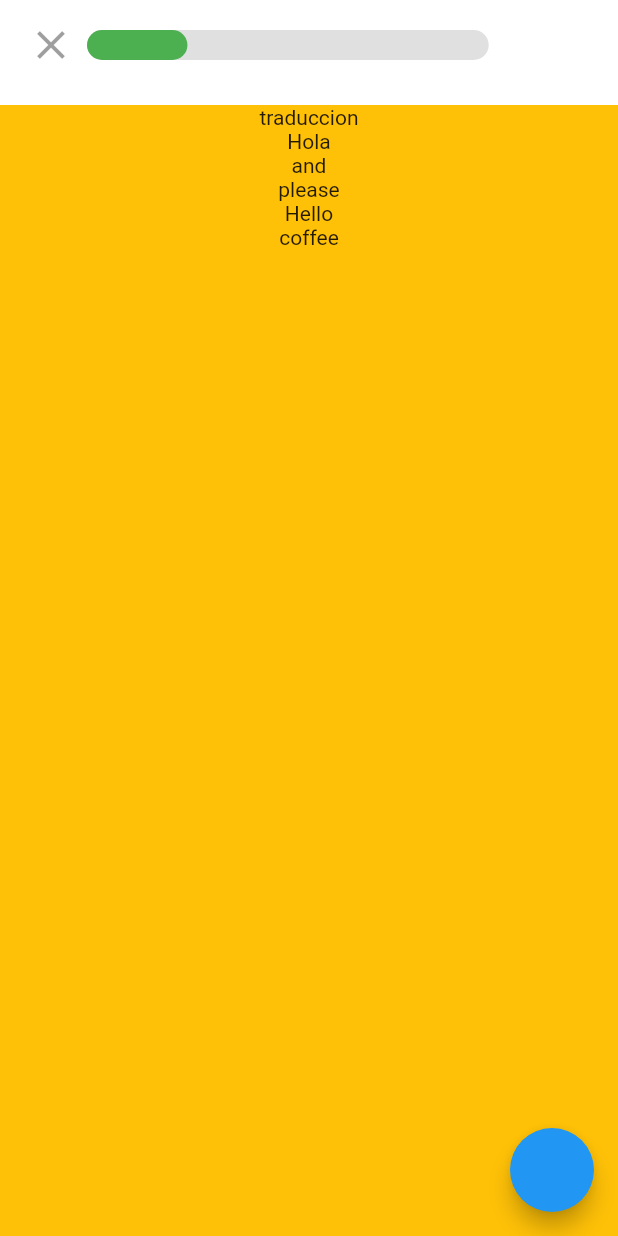
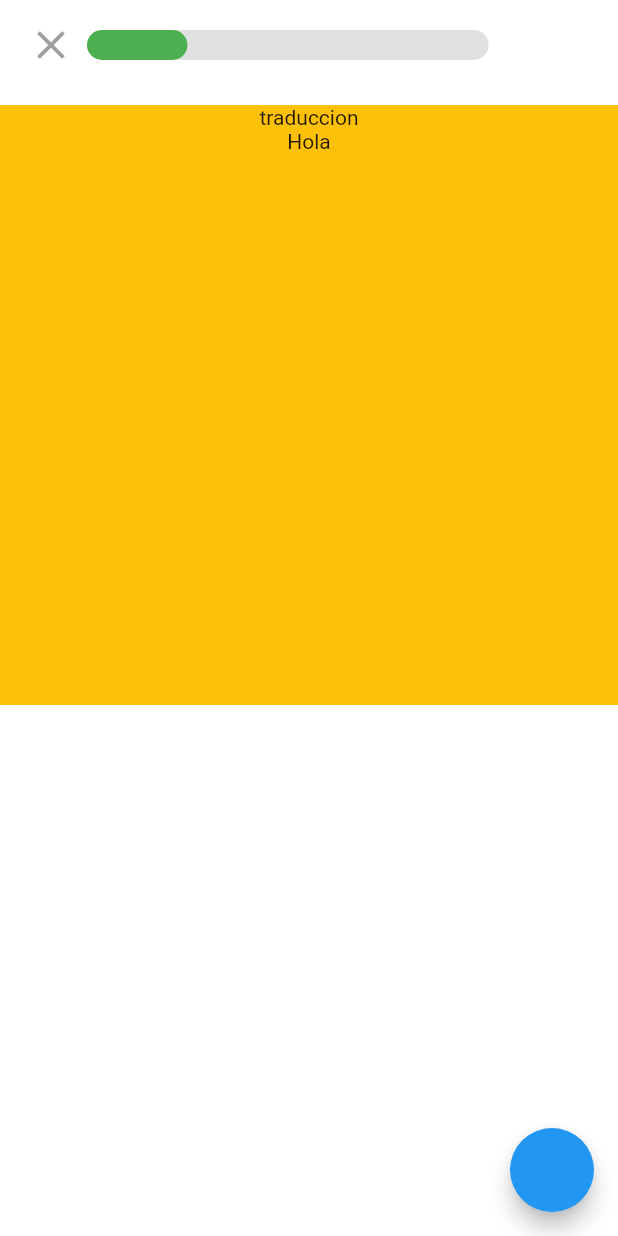
Before and after one commit to PACOdergod/duo2, a Flutter app: the screen it shows after launch, on a phone screen of 412 x 824 dp. Run offline on Flutter 3.47's test engine with Material 2 defaults, Android fonts, the phone set to English and light mode, and no system bars; our stand-ins replace get.

Commit message:
archivos acomodados para crear la transicion de quiz

```diff
--- a/lib/src/pages/lesson_page.dart
+++ b/lib/src/pages/lesson_page.dart
@@ -2,6 +2,7 @@
 import 'package:duo2/src/models/leccion_mode.dart';
 import 'package:duo2/src/pages/section_response.dart';
 import 'package:duo2/src/services/lesson_service.dart';
+import 'package:duo2/src/widgets/progress_bar.dart';
 import 'package:flutter/material.dart';
 
 import 'package:duo2/src/controllers/lesson_controller.dart';
@@ -48,12 +49,16 @@ class _LessonBodyState extends State<LessonBody> {
   Widget build(BuildContext context) {
 
     final lessonService = Provider.of<LessonService>(context);
-    var currentQuiz = lessonService.lesson.quizes[lessonService.currentIndex];
+    var quizes = lessonService.lesson.quizes;
+    var index = lessonService.currentIndex;
+
 
     return Scaffold(
 
       floatingActionButton: FloatingActionButton(
-        onPressed: ()=> lessonService.indexSig(),
+        onPressed: (){
+          lessonService.indexSig();
+        },
       ),
 
       body: Container(
@@ -79,17 +84,7 @@ class _LessonBodyState extends State<LessonBody> {
                       onPressed: null,
                     ),
 
-                    //TODO:barra de progreso
-                    // Text(
-                    //   "${lessonService.currentIndex+1}" +
-                    //   "/${lessonService.lesson.quizes.length}"
-                    // ),
-
-                    ProgressBar(
-                      largo: lessonService.lesson.quizes.length,
-                      index: lessonService.currentIndex+1,
-                      ancho: MediaQuery.of(context).size.width*.65,
-                    )
+                    LessonBar()
 
                   ],
                 ),
@@ -104,18 +99,7 @@ class _LessonBodyState extends State<LessonBody> {
             //   )
             // )
 
-            Expanded(child: Container(
-              width: MediaQuery.of(context).size.width,
-              color: Colors.amber,
-              child: Column(
-                children: [
-                  Text(currentQuiz.tipo),
-                  Text(currentQuiz.pregunta),
-                  // Text(currentQuiz.opciones),
-                  ...currentQuiz.opciones.map((e) => Text(e)).toList()
-                ],
-              ),
-            ))
+            Demo(currentQuiz: quizes[index])
 
           ],
         ),
@@ -127,44 +111,41 @@ class _LessonBodyState extends State<LessonBody> {
   }
 }
 
-class ProgressBar extends StatelessWidget {
+class Demo extends StatelessWidget {
+  final Quiz currentQuiz;
 
-  final int largo;
-  final int index;
-  final double ancho;
-
-  const ProgressBar({
-    required this.largo,
-    required this.index,
-    this.ancho = 250,
+  const Demo({
+    Key? key,
+    required this.currentQuiz
   });
 
+  @override
+  Widget build(BuildContext context) {
+    return Container(
+      width: MediaQuery.of(context).size.width,
+      height: 400,
+      color: Colors.amber,
+      child: Column(
+        children: [
+          Text(currentQuiz.tipo),
+          Text(currentQuiz.pregunta),
+        ],
+      ),
+    );
+  }
+}
+
+class LessonBar extends StatelessWidget {
 
   @override
   Widget build(BuildContext context) {
 
-    double sizeOcupado = (index*ancho)/largo;
+    final lessonService = Provider.of<LessonService>(context);
 
-    return Stack(
-      children: [
-        Container(
-          height: 20,
-          width: this.ancho,
-          decoration: BoxDecoration(
-            color: Colors.black12,
-            borderRadius: BorderRadius.circular(10)
-          ),
-        ),
-
-        Container(
-          height: 20,
-          width: sizeOcupado,
-          decoration: BoxDecoration(
-            color: Colors.green,
-            borderRadius: BorderRadius.circular(10)
-          ),
-        ),
-      ],
+    return ProgressBar(
+      largo: lessonService.lesson.quizes.length,
+      index: lessonService.currentIndex+1,
+      ancho: MediaQuery.of(context).size.width*.65,
     );
   }
 }
--- /dev/null
+++ b/lib/src/widgets/progress_bar.dart
@@ -0,0 +1,44 @@
+import 'package:flutter/material.dart';
+
+
+class ProgressBar extends StatelessWidget {
+
+  final int largo;
+  final int index;
+  final double ancho;
+
+  const ProgressBar({
+    required this.largo,
+    required this.index,
+    this.ancho = 250,
+  });
+
+
+  @override
+  Widget build(BuildContext context) {
+
+    double sizeOcupado = (index*ancho)/largo;
+
+    return Stack(
+      children: [
+        Container(
+          height: 20,
+          width: this.ancho,
+          decoration: BoxDecoration(
+            color: Colors.black12,
+            borderRadius: BorderRadius.circular(10)
+          ),
+        ),
+
+        Container(
+          height: 20,
+          width: sizeOcupado,
+          decoration: BoxDecoration(
+            color: Colors.green,
+            borderRadius: BorderRadius.circular(10)
+          ),
+        ),
+      ],
+    );
+  }
+}
```
